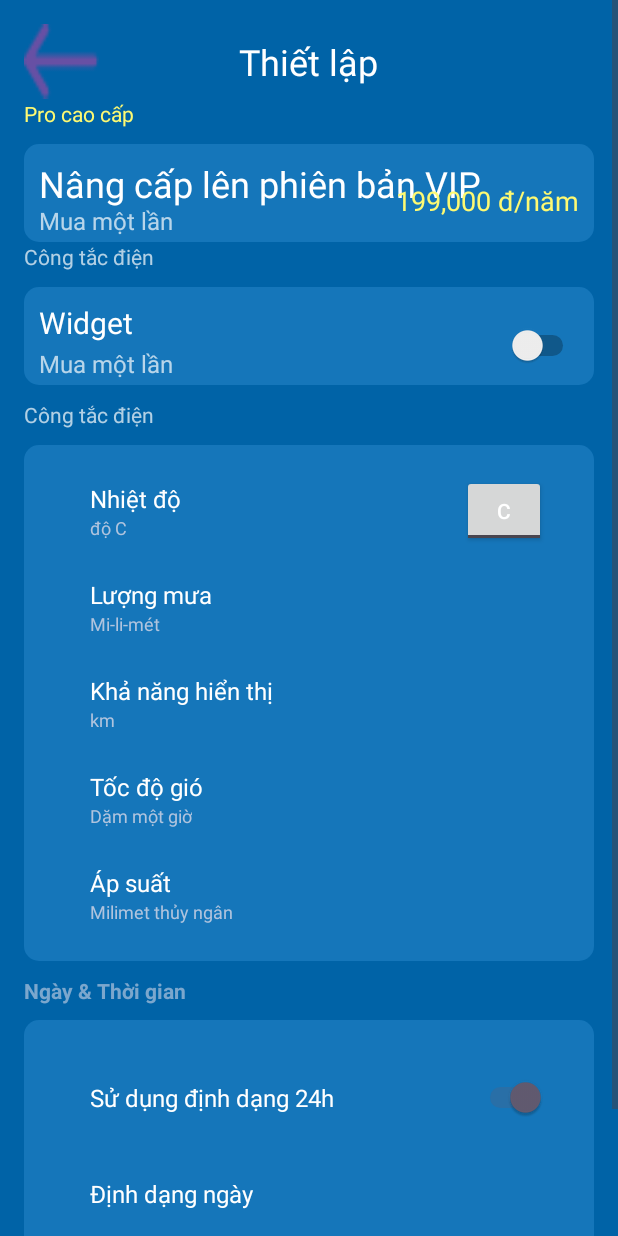
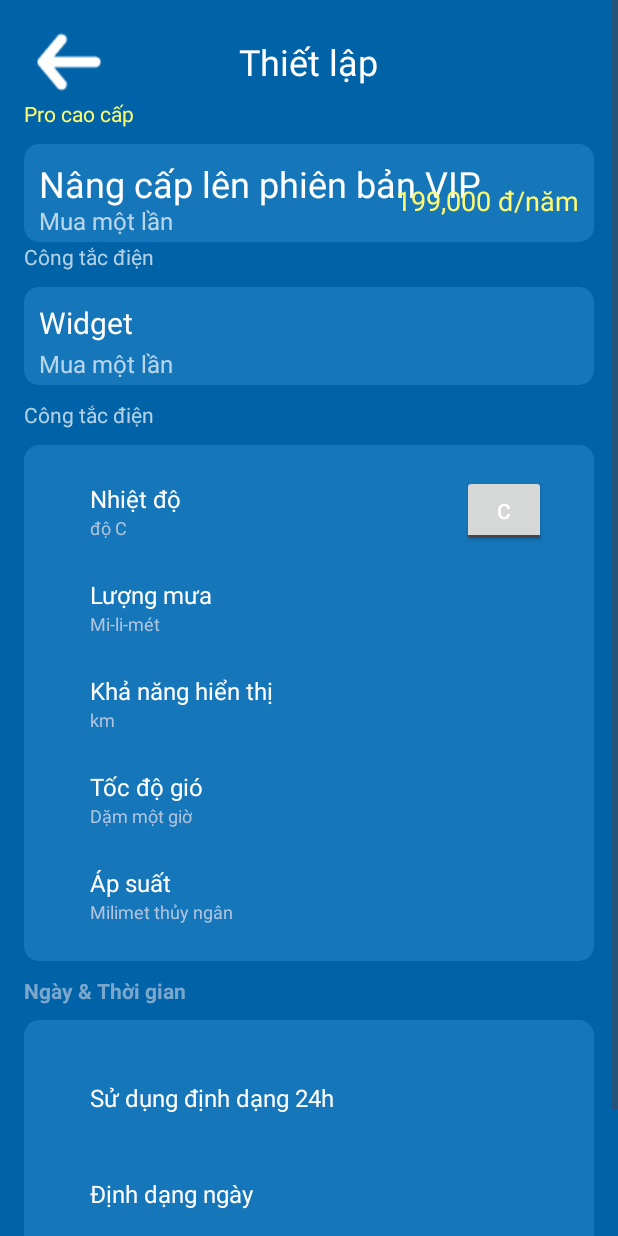
Before and after one commit to Number99999/WeatherApp_CMZ, an Android app built with Jetpack Compose: the MainActivity screen opened directly, with no data from a screen before it, in the side drawer, after a tap on "Thiết lập", on a phone screen of 412 x 824 dp. Run offline under Robolectric (Android 15) with nearby library versions, the phone set to English and light mode, and no system bars.

Commit message:
change icon + adding line chart on main activity

```diff
--- a/app/src/main/java/com/cmzsoft/weather/MainActivity.kt
+++ b/app/src/main/java/com/cmzsoft/weather/MainActivity.kt
@@ -1,6 +1,11 @@
 package com.cmzsoft.weather
 
+import android.app.NotificationChannel
+import android.app.NotificationManager
+import android.content.Context
 import android.content.Intent
+import android.content.pm.PackageManager
+import android.os.Build
 import android.os.Bundle
 import android.view.Gravity
 import android.view.View
@@ -11,6 +16,9 @@ import androidx.activity.enableEdgeToEdge
 import androidx.appcompat.app.ActionBarDrawerToggle
 import androidx.appcompat.app.AppCompatActivity
 import androidx.appcompat.widget.Toolbar
+import androidx.core.app.NotificationCompat
+import androidx.core.app.NotificationManagerCompat
+import androidx.core.content.ContextCompat
 import androidx.core.view.GravityCompat
 import androidx.core.view.ViewCompat
 import androidx.core.view.WindowInsetsCompat
@@ -48,6 +56,8 @@ class MainActivity : AppCompatActivity() {
 //        }
 
         InitEventNavigationBar();
+        createNotificationChannel(this)
+        RequestAcceptSendNotification();
     }
 
     private fun showSettingsDialog() {
@@ -98,14 +108,6 @@ class MainActivity : AppCompatActivity() {
                     Toast.makeText(this, "Quản lý vị trí", Toast.LENGTH_SHORT).show()
                 }
 
-//                R.id.nav_notification -> {
-//                    Toast.makeText(this, "Thông báo", Toast.LENGTH_SHORT).show()
-//                }
-//
-//                R.id.nav_daily_weather -> {
-//                    Toast.makeText(this, "Thời tiết hàng ngày", Toast.LENGTH_SHORT).show()
-//                }
-
                 R.id.nav_settings -> {
                     showSettingsDialog();
                 }
@@ -126,4 +128,93 @@ class MainActivity : AppCompatActivity() {
             true
         }
     }
+
+
+    private val NOTIFICATION_PERMISSION_REQUEST_CODE = 1001
+    private fun RequestAcceptSendNotification() {
+        if (Build.VERSION.SDK_INT >= Build.VERSION_CODES.TIRAMISU) {
+            if (checkSelfPermission(android.Manifest.permission.POST_NOTIFICATIONS) != PackageManager.PERMISSION_GRANTED) {
+                requestPermissions(
+                    arrayOf(android.Manifest.permission.POST_NOTIFICATIONS),
+                    NOTIFICATION_PERMISSION_REQUEST_CODE
+                )
+            } else {
+                sendNotification()
+            }
+        } else {
+            sendNotification()
+        }
+    }
+
+
+    override fun onRequestPermissionsResult(
+        requestCode: Int,
+        permissions: Array<String>,
+        grantResults: IntArray
+    ) {
+        super.onRequestPermissionsResult(requestCode, permissions, grantResults)
+        if (requestCode == NOTIFICATION_PERMISSION_REQUEST_CODE) {
+            if (grantResults.isNotEmpty() && grantResults[0] == PackageManager.PERMISSION_GRANTED) {
+                sendNotification()
+            } else {
+                Toast.makeText(this, "Quyền thông báo bị từ chối", Toast.LENGTH_SHORT).show()
+            }
+        }
+    }
+
+    private val CHANNEL_ID = "my_channel_id"
+    private val CHANNEL_NAME = "My Channel"
+    private val CHANNEL_DESCRIPTION = "Channel for app notifications"
+
+    fun createNotificationChannel(context: Context) {
+        if (Build.VERSION.SDK_INT >= Build.VERSION_CODES.O) {
+            val importance = NotificationManager.IMPORTANCE_DEFAULT
+            val channel = NotificationChannel(CHANNEL_ID, CHANNEL_NAME, importance).apply {
+                description = CHANNEL_DESCRIPTION
+            }
+            val notificationManager =
+                context.getSystemService(Context.NOTIFICATION_SERVICE) as NotificationManager
+            notificationManager.createNotificationChannel(channel)
+        }
+    }
+
+    private fun sendNotification() {
+        val builder = NotificationCompat.Builder(this, CHANNEL_ID)
+            .setSmallIcon(R.drawable.icon_correct_location)
+            .setContentTitle("Thông báo từ Weath")
+            .setContentText("test 1 2 3 1 2 3")
+            .setPriority(NotificationCompat.PRIORITY_DEFAULT)
+
+        if (Build.VERSION.SDK_INT >= Build.VERSION_CODES.TIRAMISU) {
+            if (ContextCompat.checkSelfPermission(
+                    this,
+                    android.Manifest.permission.POST_NOTIFICATIONS
+                ) == PackageManager.PERMISSION_GRANTED
+            ) {
+                with(NotificationManagerCompat.from(this)) {
+                    notify(1001, builder.build())
+                }
+            } else {
+                requestPermissions(
+                    arrayOf(android.Manifest.permission.POST_NOTIFICATIONS),
+                    NOTIFICATION_PERMISSION_REQUEST_CODE
+                )
+            }
+        } else {
+            try {
+                with(NotificationManagerCompat.from(this)) {
+                    notify(1001, builder.build())
+                }
+            } catch (e: Exception) {
+                Toast.makeText(this, e.toString(), Toast.LENGTH_LONG).show()
+            }
+        }
+    }
+
+
+    // same enable
+//    override fun onResume() {
+//        super.onResume()
+//        sendNotification()
+//    }
 }
--- a/app/src/main/java/com/cmzsoft/weather/activity_setting_scene.kt
+++ b/app/src/main/java/com/cmzsoft/weather/activity_setting_scene.kt
@@ -4,6 +4,7 @@ package com.cmzsoft.weather
 import android.content.Intent
 import android.os.Bundle
 import android.widget.Button
+import android.widget.ImageButton
 import android.widget.Toast
 import androidx.activity.enableEdgeToEdge
 import androidx.appcompat.app.AppCompatActivity
@@ -25,9 +26,8 @@ class activity_setting_scene : AppCompatActivity() {
     }
 
     private fun initEventBack() {
-        val button = findViewById<Button>(R.id.backButton);
+        val button = findViewById<ImageButton>(R.id.backButton);
         button.setOnClickListener {
-            Toast.makeText(this, "btn clicked", Toast.LENGTH_SHORT).show()
             val changePage = Intent(this, MainActivity::class.java);
             startActivity(changePage);
         }
--- a/app/src/main/res/layout/activity_setting_scene.xml
+++ b/app/src/main/res/layout/activity_setting_scene.xml
@@ -19,13 +19,14 @@
             app:layout_constraintStart_toStartOf="parent"
             app:layout_constraintTop_toTopOf="parent">
 
-            <Button
+            <ImageButton
                 android:id="@+id/backButton"
-                android:layout_width="50dp"
-                android:layout_height="50dp"
+                android:layout_width="wrap_content"
+                android:layout_height="wrap_content"
                 android:layout_alignParentStart="true"
                 android:layout_centerVertical="true"
-                android:background="@drawable/back" />
+                android:background="@android:color/transparent"
+                android:src="@drawable/icon_back" />
 
             <TextView
                 android:layout_width="wrap_content"
@@ -96,6 +97,7 @@
                     android:textSize="18sp" />
             </RelativeLayout>
         </LinearLayout>
+
         <LinearLayout
             android:id="@+id/widgetLayout"
             android:layout_width="match_parent"
@@ -108,8 +110,8 @@
             <TextView
                 android:layout_width="wrap_content"
                 android:layout_height="30dp"
-                android:text="Công tắc điện"
-                android:alpha="0.7"/>
+                android:alpha="0.7"
+                android:text="Công tắc điện" />
 
             <RelativeLayout
                 android:layout_width="match_parent"
@@ -142,15 +144,15 @@
                     android:textColor="@android:color/white"
                     android:textSize="16sp" />
 
-                <Switch
-                    android:layout_width="wrap_content"
-                    android:layout_height="wrap_content"
-                    android:layout_alignParentEnd="true"
-                    android:layout_marginTop="25dp"
-                    android:layout_marginEnd="10dp"
-                    android:gravity="center_vertical"
-                    android:textColor="#fefa72"
-                    android:textSize="18sp" />
+<!--                <Switch-->
+<!--                    android:layout_width="wrap_content"-->
+<!--                    android:layout_height="wrap_content"-->
+<!--                    android:layout_alignParentEnd="true"-->
+<!--                    android:layout_marginTop="25dp"-->
+<!--                    android:layout_marginEnd="10dp"-->
+<!--                    android:gravity="center_vertical"-->
+<!--                    android:textColor="#fefa72"-->
+<!--                    android:textSize="18sp" />-->
 
             </RelativeLayout>
         </LinearLayout>
@@ -168,8 +170,8 @@
             <TextView
                 android:layout_width="wrap_content"
                 android:layout_height="20dp"
-                android:text="Công tắc điện"
-                android:alpha="0.7"/>
+                android:alpha="0.7"
+                android:text="Công tắc điện" />
 
             <LinearLayout
                 android:layout_width="match_parent"
@@ -429,11 +431,11 @@
             <TextView
                 android:layout_width="wrap_content"
                 android:layout_height="wrap_content"
+                android:alpha="0.7"
                 android:text="Ngày &amp; Thời gian"
                 android:textColor="#B0C4DE"
                 android:textSize="14sp"
                 android:textStyle="bold"
-                android:alpha="0.7"
                 app:layout_constraintTop_toBottomOf="@id/unitSettingsContainer" />
 
             <LinearLayout
@@ -474,11 +476,11 @@
                         android:textColor="@android:color/white"
                         android:textSize="16sp" />
 
-                    <Switch
-                        android:id="@+id/switch24h"
-                        android:layout_width="wrap_content"
-                        android:layout_height="wrap_content"
-                        android:checked="true" />
+<!--                    <Switch-->
+<!--                        android:id="@+id/switch24h"-->
+<!--                        android:layout_width="wrap_content"-->
+<!--                        android:layout_height="wrap_content"-->
+<!--                        android:checked="true" />-->
                 </LinearLayout>
 
                 <!-- Định dạng ngày -->
@@ -529,8 +531,8 @@
                 <TextView
                     android:layout_width="wrap_content"
                     android:layout_height="20dp"
-                    android:text="Thông báo"
-                    android:alpha="0.7"/>
+                    android:alpha="0.7"
+                    android:text="Thông báo" />
 
                 <LinearLayout
                     android:layout_width="match_parent"
```
Also changed, not shown: app/src/main/java/com/cmzsoft/weather/ActivityRequestLocation.kt (+34 -2 lines), app/src/main/res/layout/activity_request_location.xml (+5 -3 lines), app/src/main/res/drawable-hdpi/back.png (deleted), app/src/main/res/drawable-ldpi/back.png (deleted), app/src/main/res/drawable-mdpi/back.png (deleted), app/src/main/res/drawable-xhdpi/back.png (deleted), app/src/main/res/drawable-xxhdpi/back.png (deleted), app/src/main/res/drawable-xxxhdpi/back.png (deleted), app/src/main/res/drawable/icon_back.png (added).
